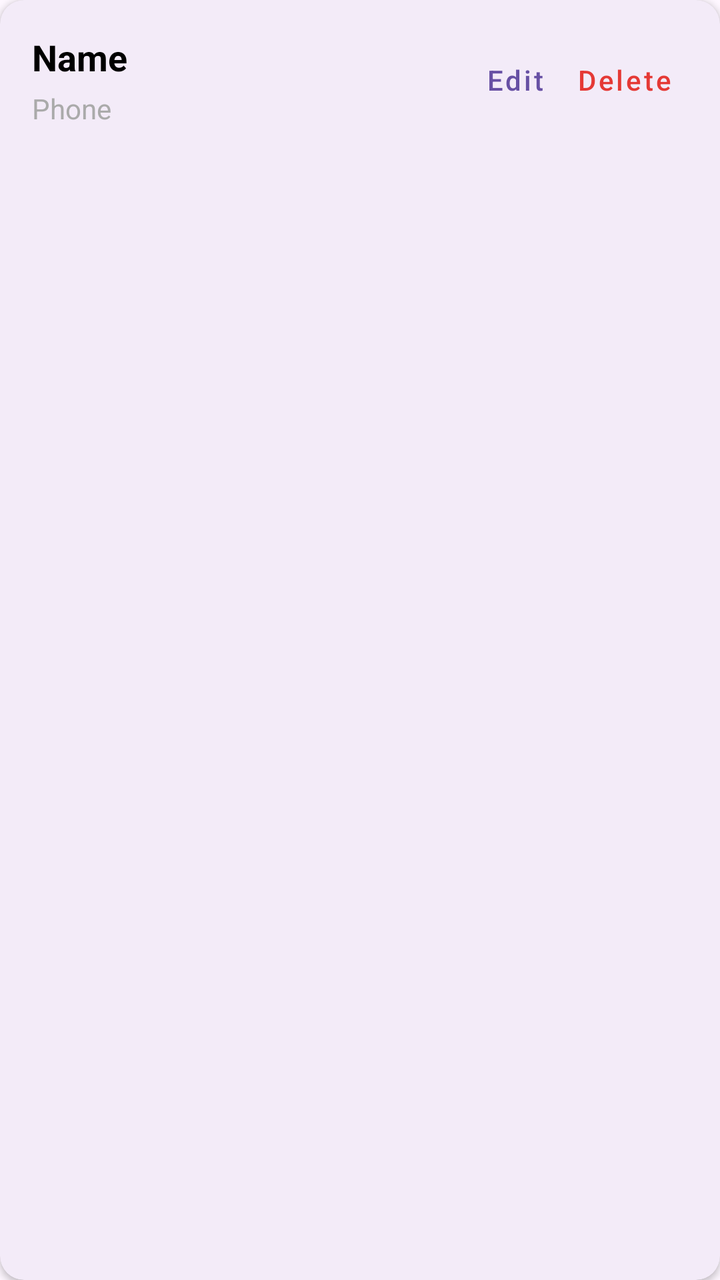
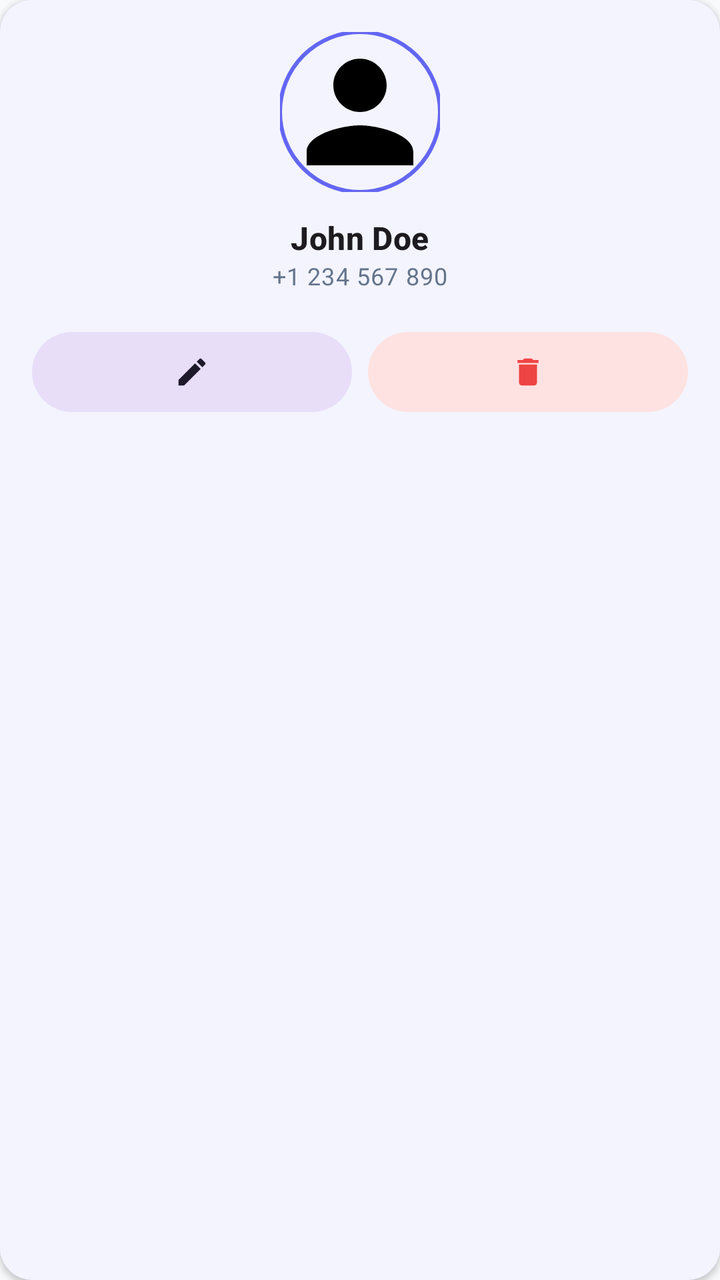

Two renders of the same Android screen: before a commit and after it. Below are the layout's source before the change and the commit's diff.
<!-- AndroidManifest.xml: application theme Theme.Contact_app_recycler_view -->
<!-- res/layout/activity_item_contact.xml -->
<?xml version="1.0" encoding="utf-8"?>
<com.google.android.material.card.MaterialCardView xmlns:android="http://schemas.android.com/apk/res/android"
    xmlns:app="http://schemas.android.com/apk/res-auto"
    android:layout_width="match_parent"
    android:layout_height="wrap_content"
    android:layout_marginHorizontal="8dp"
    android:layout_marginVertical="4dp"
    app:cardCornerRadius="12dp"
    app:cardElevation="2dp"
    app:strokeWidth="0dp">

    <LinearLayout
        android:layout_width="match_parent"
        android:layout_height="wrap_content"
        android:orientation="horizontal"
        android:padding="16dp"
        android:gravity="center_vertical">

        <LinearLayout
            android:layout_width="0dp"
            android:layout_height="wrap_content"
            android:layout_weight="1"
            android:orientation="vertical">

            <TextView
                android:id="@+id/tvContactName"
                android:layout_width="wrap_content"
                android:layout_height="wrap_content"
                android:text="Name"
                android:textColor="@android:color/black"
                android:textSize="18sp"
                android:textStyle="bold" />

            <TextView
                android:id="@+id/tvContactPhone"
                android:layout_width="wrap_content"
                android:layout_height="wrap_content"
                android:layout_marginTop="4dp"
                android:text="Phone"
                android:textColor="@android:color/darker_gray"
                android:textSize="14sp" />
        </LinearLayout>

        <com.google.android.material.button.MaterialButton
            android:id="@+id/btnEdit"
            style="@style/Widget.MaterialComponents.Button.TextButton"
            android:layout_width="wrap_content"
            android:layout_height="wrap_content"
            android:minWidth="0dp"
            android:text="Edit"
            android:textAllCaps="false" />

        <com.google.android.material.button.MaterialButton
            android:id="@+id/btnDelete"
            style="@style/Widget.MaterialComponents.Button.TextButton"
            android:layout_width="wrap_content"
            android:layout_height="wrap_content"
            android:minWidth="0dp"
            android:text="Delete"
            android:textColor="#E53935"
            android:textAllCaps="false" />

    </LinearLayout>

</com.google.android.material.card.MaterialCardView>
<!-- resources referenced by this layout -->
<resources>
  <style name="Theme.Contact_app_recycler_view" parent="Base.Theme.Contact_app_recycler_view" />
  <style name="Base.Theme.Contact_app_recycler_view" parent="Theme.Material3.DayNight.NoActionBar">
          
          
      </style>
</resources>

<!-- the commit's change to res/layout/activity_item_contact.xml (unified diff, before → after) -->
@@ -1,64 +1,85 @@
 <?xml version="1.0" encoding="utf-8"?>
 <com.google.android.material.card.MaterialCardView xmlns:android="http://schemas.android.com/apk/res/android"
     xmlns:app="http://schemas.android.com/apk/res-auto"
+    xmlns:tools="http://schemas.android.com/tools"
     android:layout_width="match_parent"
     android:layout_height="wrap_content"
-    android:layout_marginHorizontal="8dp"
-    android:layout_marginVertical="4dp"
-    app:cardCornerRadius="12dp"
+    android:layout_margin="8dp"
+    app:cardCornerRadius="16dp"
     app:cardElevation="2dp"
     app:strokeWidth="0dp">
 
     <LinearLayout
         android:layout_width="match_parent"
         android:layout_height="wrap_content"
-        android:orientation="horizontal"
-        android:padding="16dp"
-        android:gravity="center_vertical">
+        android:gravity="center_horizontal"
+        android:orientation="vertical"
+        android:padding="16dp">
+
+        <com.google.android.material.imageview.ShapeableImageView
+            android:id="@+id/ivContactProfile"
+            android:layout_width="80dp"
+            android:layout_height="80dp"
+            android:layout_marginBottom="12dp"
+            android:scaleType="centerCrop"
+            android:src="@drawable/ic_person"
+            app:shapeAppearanceOverlay="@style/ShapeAppearance.Material3.Corner.Full"
+            app:strokeColor="@color/primary"
+            app:strokeWidth="2dp" />
+
+        <TextView
+            android:id="@+id/tvContactName"
+            android:layout_width="wrap_content"
+            android:layout_height="wrap_content"
+            android:ellipsize="end"
+            android:maxLines="1"
+            android:text="John Doe"
+            android:textAppearance="@style/TextAppearance.Material3.TitleMedium"
+            android:textStyle="bold" />
+
+        <TextView
+            android:id="@+id/tvContactPhone"
+            android:layout_width="wrap_content"
+            android:layout_height="wrap_content"
+            android:layout_marginBottom="16dp"
+            android:text="+1 234 567 890"
+            android:textAppearance="@style/TextAppearance.Material3.BodySmall"
+            android:textColor="@color/secondaryVariant" />
 
         <LinearLayout
-            android:layout_width="0dp"
+            android:layout_width="match_parent"
             android:layout_height="wrap_content"
-            android:layout_weight="1"
-            android:orientation="vertical">
+            android:orientation="horizontal">
 
-            <TextView
-                android:id="@+id/tvContactName"
-                android:layout_width="wrap_content"
+            <com.google.android.material.button.MaterialButton
+                android:id="@+id/btnEdit"
+                style="@style/Widget.Material3.Button.TonalButton"
+                android:layout_width="0dp"
                 android:layout_height="wrap_content"
-                android:text="Name"
-                android:textColor="@android:color/black"
-                android:textSize="18sp"
-                android:textStyle="bold" />
+                android:layout_marginEnd="4dp"
+                android:layout_weight="1"
+                android:padding="0dp"
+                app:icon="@drawable/ic_edit"
+                app:iconGravity="textStart"
+                app:iconPadding="0dp"
+                app:iconSize="18dp" />
 
-            <TextView
-                android:id="@+id/tvContactPhone"
-                android:layout_width="wrap_content"
+            <com.google.android.material.button.MaterialButton
+                android:id="@+id/btnDelete"
+                style="@style/Widget.Material3.Button.TonalButton"
+                android:layout_width="0dp"
                 android:layout_height="wrap_content"
-                android:layout_marginTop="4dp"
-                android:text="Phone"
-                android:textColor="@android:color/darker_gray"
-                android:textSize="14sp" />
+                android:layout_marginStart="4dp"
+                android:layout_weight="1"
+                android:padding="0dp"
+                app:backgroundTint="#FEE2E2"
+                app:icon="@drawable/ic_delete"
+                app:iconGravity="textStart"
+                app:iconPadding="0dp"
+                app:iconSize="18dp"
+                app:iconTint="@color/error" />
+
         </LinearLayout>
-
-        <com.google.android.material.button.MaterialButton
-            android:id="@+id/btnEdit"
-            style="@style/Widget.MaterialComponents.Button.TextButton"
-            android:layout_width="wrap_content"
-            android:layout_height="wrap_content"
-            android:minWidth="0dp"
-            android:text="Edit"
-            android:textAllCaps="false" />
-
-        <com.google.android.material.button.MaterialButton
-            android:id="@+id/btnDelete"
-            style="@style/Widget.MaterialComponents.Button.TextButton"
-            android:layout_width="wrap_content"
-            android:layout_height="wrap_content"
-            android:minWidth="0dp"
-            android:text="Delete"
-            android:textColor="#E53935"
-            android:textAllCaps="false" />
 
     </LinearLayout>
 
<!-- resource entries referenced after the edit -->
@@ -1,9 +1,54 @@
 <!-- resources referenced by this layout -->
 <resources>
+  <color name="error">#EF4444</color>
+  <color name="primary">#6366F1</color>
+  <color name="secondaryVariant">#64748B</color>
+  <!-- drawable ic_delete (drawable) -->
+  <vector xmlns:android="http://schemas.android.com/apk/res/android"
+      android:width="24dp"
+      android:height="24dp"
+      android:viewportWidth="24"
+      android:viewportHeight="24">
+      <path
+          android:fillColor="@android:color/black"
+          android:pathData="M6,19c0,1.1 0.9,2 2,2h8c1.1,0 2,-0.9 2,-2V7H6v12zM19,4h-3.5l-1,-1h-5l-1,1H5v2h14V4z"/>
+  </vector>
+  <!-- drawable ic_edit (drawable) -->
+  <vector xmlns:android="http://schemas.android.com/apk/res/android"
+      android:width="24dp"
+      android:height="24dp"
+      android:viewportWidth="24"
+      android:viewportHeight="24">
+      <path
+          android:fillColor="@android:color/black"
+          android:pathData="M3,17.25V21h3.75L17.81,9.94l-3.75,-3.75L3,17.25zM20.71,7.04c0.39,-0.39 0.39,-1.02 0,-1.41l-2.34,-2.34c-0.39,-0.39 -1.02,-0.39 -1.41,0l-1.83,1.83 3.75,3.75 1.83,-1.83z"/>
+  </vector>
+  <!-- drawable ic_person (drawable) -->
+  <vector xmlns:android="http://schemas.android.com/apk/res/android"
+      android:width="24dp"
+      android:height="24dp"
+      android:viewportWidth="24"
+      android:viewportHeight="24">
+      <path
+          android:fillColor="@android:color/black"
+          android:pathData="M12,12c2.21,0 4,-1.79 4,-4s-1.79,-4 -4,-4 -4,1.79 -4,4 1.79,4 4,4zM12,14c-2.67,0 -8,1.34 -8,4v2h16v-2c0,-2.66 -5.33,-4 -8,-4z"/>
+  </vector>
   <style name="Theme.Contact_app_recycler_view" parent="Base.Theme.Contact_app_recycler_view" />
   <style name="Base.Theme.Contact_app_recycler_view" parent="Theme.Material3.DayNight.NoActionBar">
-          
-          
+          <item name="colorPrimary">@color/primary</item>
+          <item name="colorOnPrimary">@color/onPrimary</item>
+          <item name="colorSecondary">@color/secondary</item>
+          <item name="colorOnSecondary">@color/onSecondary</item>
+          <item name="android:windowBackground">@color/background</item>
+          <item name="colorSurface">@color/surface</item>
+          <item name="colorOnSurface">@color/onSurface</item>
+          <item name="colorError">@color/error</item>
       </style>
+  <color name="onPrimary">#FFFFFF</color>
+  <color name="secondary">#94A3B8</color>
+  <color name="onSecondary">#FFFFFF</color>
+  <color name="background">#F8FAFC</color>
+  <color name="surface">#FFFFFF</color>
+  <color name="onSurface">#1E293B</color>
 </resources>
 
